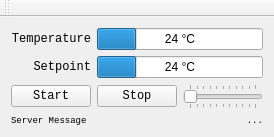
qt/qtopcua, file examples/accontrol/accontroltest.ui: the form before one commit.
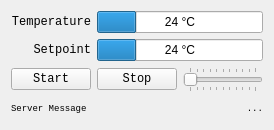
The form after the commit.

Commit message: Remove empty toolbar

The edit to the form file:
```diff
--- a/examples/accontrol/accontroltest.ui
+++ b/examples/accontrol/accontroltest.ui
@@ -158,14 +158,6 @@
     </item>
    </layout>
   </widget>
-  <widget class="QToolBar" name="mainToolBar">
-   <attribute name="toolBarArea">
-    <enum>TopToolBarArea</enum>
-   </attribute>
-   <attribute name="toolBarBreak">
-    <bool>false</bool>
-   </attribute>
-  </widget>
  </widget>
  <layoutdefault spacing="6" margin="11"/>
  <resources/>
```
